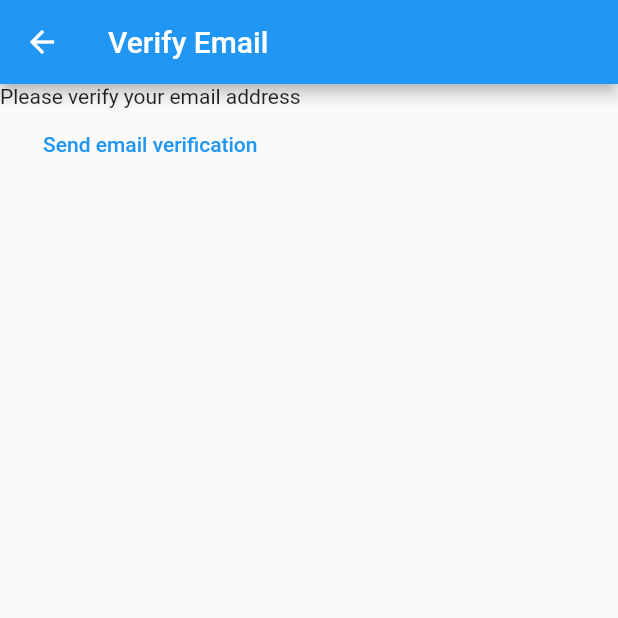
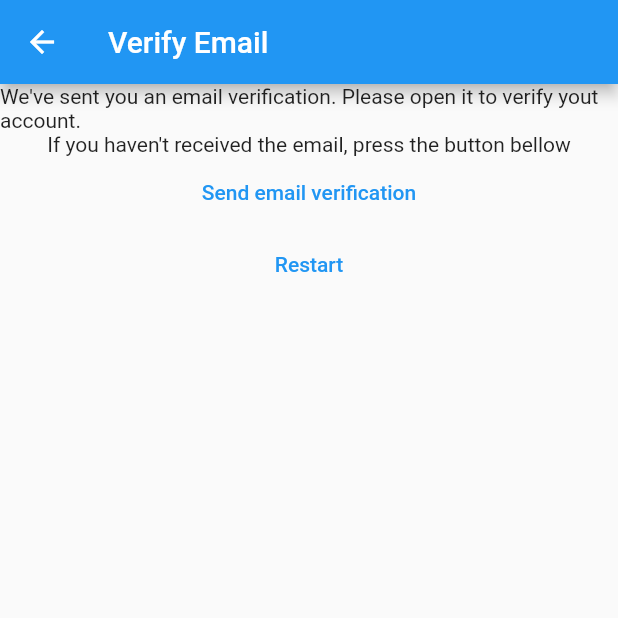
Before and after one commit to codeferreira/notest, a Flutter app: the VerifyEmailView screen opened by its route, on a phone screen of 412 x 824 dp, the top half of it. Run offline on Flutter 3.47's test engine with Material 2 defaults, Android fonts, the phone set to English and light mode, and no system bars; our stand-ins replace firebase_auth, firebase_core, flutter_dotenv; accounts and stored records are empty.

Commit message:
chore: add reset button to start register process again

```diff
--- a/lib/views/verify_email_view.dart
+++ b/lib/views/verify_email_view.dart
@@ -1,5 +1,6 @@
 import 'package:firebase_auth/firebase_auth.dart';
 import 'package:flutter/material.dart';
+import 'package:notest/constants/routes.dart';
 
 class VerifyEmailView extends StatefulWidget {
   const VerifyEmailView({super.key});
@@ -17,7 +18,12 @@ class _VerifyEmailViewState extends State<VerifyEmailView> {
       ),
       body: Column(
         children: [
-          const Text('Please verify your email address'),
+          const Text(
+            "We've sent you an email verification. Please open it to verify yout account.",
+          ),
+          const Text(
+            "If you haven't received the email, press the button bellow",
+          ),
           TextButton(
             onPressed: () async {
               final user = FirebaseAuth.instance.currentUser;
@@ -26,6 +32,19 @@ class _VerifyEmailViewState extends State<VerifyEmailView> {
             },
             child: const Text('Send email verification'),
           ),
+          TextButton(
+            onPressed: () async {
+              await FirebaseAuth.instance.signOut();
+
+              if (!mounted) return;
+
+              Navigator.of(context).pushNamedAndRemoveUntil(
+                registerRoute,
+                (route) => false,
+              );
+            },
+            child: const Text('Restart'),
+          )
         ],
       ),
     );
```
